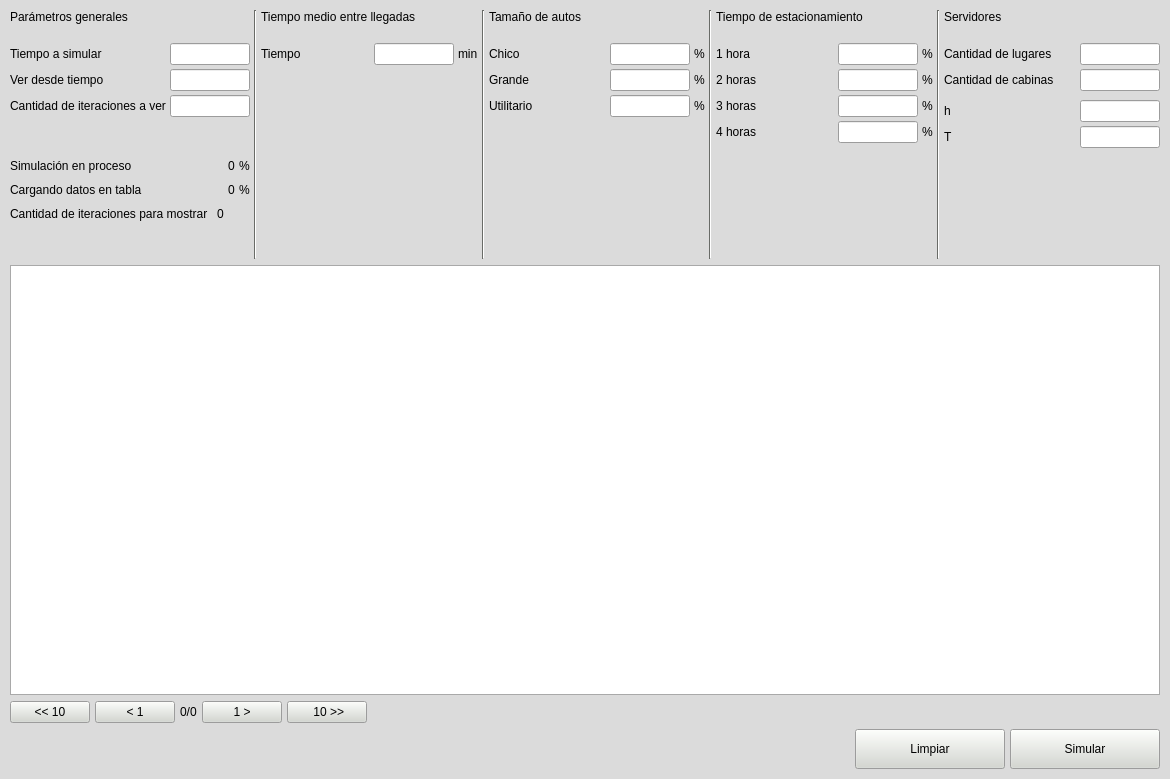
Old version of the form SIM/TP6/sistema_combinado/interfaz/ventana_sistema_combinado.ui in the repository agustin007/Facultad-2021.
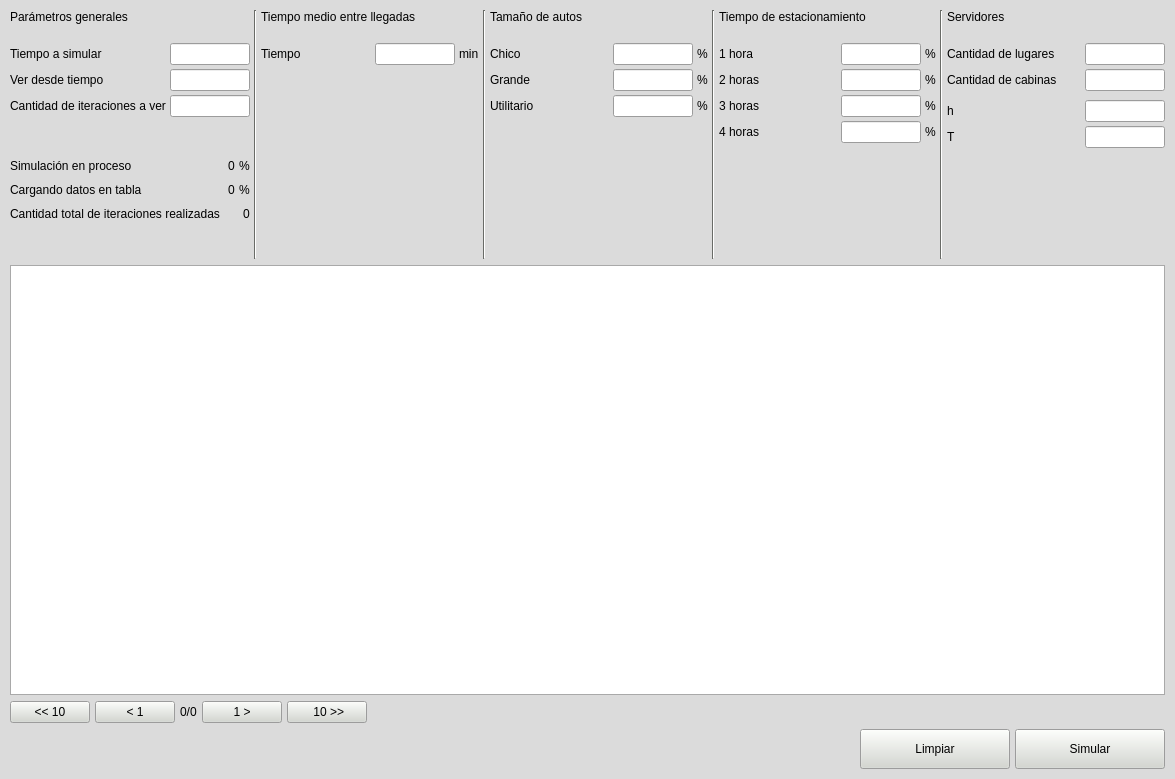
New version of the form. Icons and pictures are not drawn.

Commit message: Cambio label de iteraciones para mostrar por iteraciones totales realizadas

What changed in the file:
```diff
--- a/SIM/TP6/sistema_combinado/interfaz/ventana_sistema_combinado.ui
+++ b/SIM/TP6/sistema_combinado/interfaz/ventana_sistema_combinado.ui
@@ -6,13 +6,13 @@
    <rect>
     <x>0</x>
     <y>0</y>
-    <width>1170</width>
+    <width>1175</width>
     <height>779</height>
    </rect>
   </property>
   <property name="minimumSize">
    <size>
-    <width>0</width>
+    <width>1175</width>
     <height>779</height>
    </size>
   </property>
@@ -878,7 +878,7 @@
              </size>
             </property>
             <property name="text">
-             <string>Cantidad de iteraciones para mostrar</string>
+             <string>Cantidad total de iteraciones realizadas</string>
             </property>
            </widget>
           </item>
@@ -888,7 +888,7 @@
              <enum>Qt::Horizontal</enum>
             </property>
             <property name="sizeType">
-             <enum>QSizePolicy::Fixed</enum>
+             <enum>QSizePolicy::Expanding</enum>
             </property>
             <property name="sizeHint" stdset="0">
              <size>
```
Left out of the diff: 4 changed lines with no effect on the pictures. The commit also changes 2 other files.
